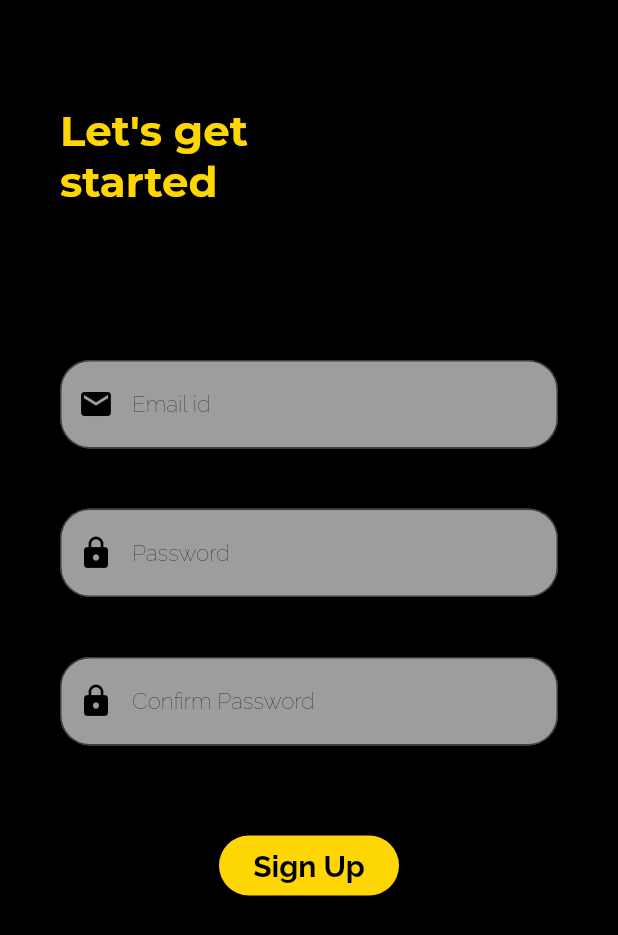
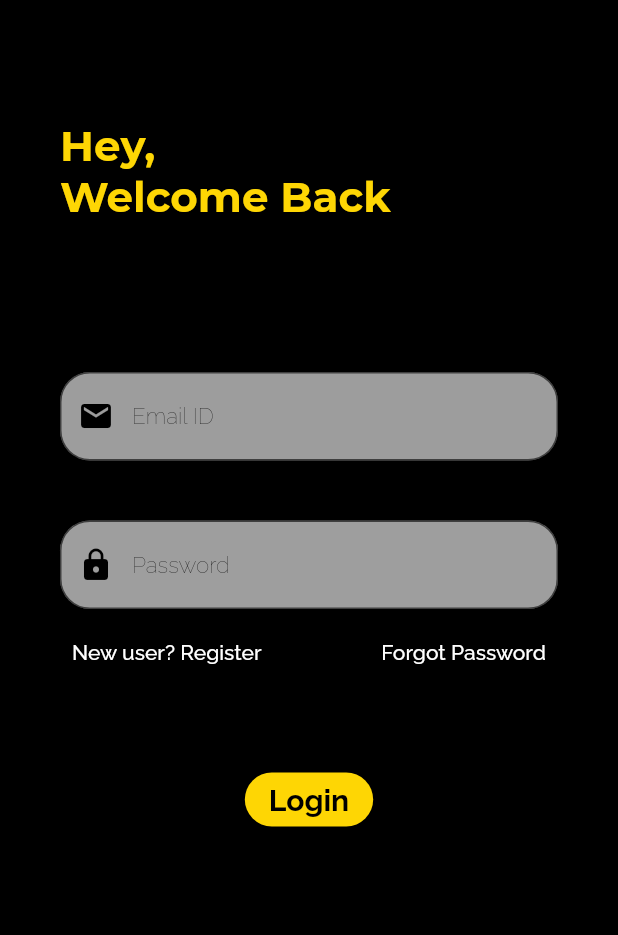
Before and after one commit to farhaannnn/autofocus, a Flutter app: the screen it shows after launch, on a phone screen of 412 x 824 dp. Shown: the top 935 px of the screen. Run offline on Flutter 3.47's test engine with Material 2 defaults, Android fonts, the phone set to English and light mode, and no system bars; our stand-ins replace flutter_signin_button, get, google_fonts, page_transition.

Commit message:
company_login

```diff
--- /dev/null
+++ b/lib/company_interface/login.dart
@@ -0,0 +1,141 @@
+import 'package:auto_focus/user_interface/createacc.dart';
+import 'package:flutter/material.dart';
+import 'package:flutter_signin_button/button_list.dart';
+import 'package:flutter_signin_button/button_view.dart';
+import 'package:google_fonts/google_fonts.dart';
+import 'package:page_transition/page_transition.dart';
+
+//import 'package:google_fonts/google_fonts.dart';
+//Testing Commits//
+
+class Loginscreen1 extends StatelessWidget {
+  const Loginscreen1({super.key});
+  static const grey = 0xFF9D9D9D;
+  static const yellow = 0xFFFED604;
+
+  @override
+  Widget build(BuildContext context) {
+    return Scaffold(
+      backgroundColor: Colors.black,
+      body: SafeArea(
+        child: SingleChildScrollView(
+          child: Padding(
+            padding: const EdgeInsets.all(40),
+            child: Column(children: [
+              const SizedBox(
+                height: 40,
+              ),
+              Container(
+                alignment: FractionalOffset.topLeft,
+                child: Text(
+                  "Hey,\nWelcome Back",
+                  style: GoogleFonts.montserrat(
+                    fontSize: 28,
+                    fontWeight: FontWeight.bold,
+                    color: const Color(yellow),
+                  ),
+                ),
+              ),
+              const SizedBox(
+                height: 100,
+              ),
+
+              //EMAIL TEXTFIELD
+              Center(
+                  child: SizedBox(
+                width: 380,
+                child: TextFormField(
+                    decoration: InputDecoration(
+                        prefixIcon: const Icon(Icons.mail),
+                        prefixIconColor: Colors.black,
+                        border: const OutlineInputBorder(
+                          borderRadius: BorderRadius.all(Radius.circular(20)),
+                        ),
+                        filled: true,
+                        fillColor: const Color(grey),
+                        hintText: "Email ID",
+                        hintStyle: GoogleFonts.raleway(
+                            color: Colors.black,
+                            fontSize: 15,
+                            fontWeight: FontWeight.w100))),
+              )),
+              const SizedBox(
+                height: 40,
+              ),
+
+              // PASSWORD TEXTFIELD
+
+              Center(
+                  child: SizedBox(
+                width: 380,
+                child: TextFormField(
+                    decoration: InputDecoration(
+                        prefixIcon: const Icon(Icons.lock),
+                        prefixIconColor: Colors.black,
+                        border: const OutlineInputBorder(
+                          borderRadius: BorderRadius.all(Radius.circular(20)),
+                        ),
+                        filled: true,
+                        fillColor: Colors.grey,
+                        hintText: "Password",
+                        hintStyle: GoogleFonts.raleway(
+                            color: Colors.black,
+                            fontSize: 15,
+                            fontWeight: FontWeight.w100))),
+              )),
+              const SizedBox(height: 5),
+
+              //FORGOT PASSWORD
+              SizedBox(
+                //alignment: FractionalOffset.centerRight,
+                child: Row(
+                  mainAxisAlignment: MainAxisAlignment.spaceBetween,
+                  children: [
+                    TextButton(
+                        onPressed: () {},
+                        child: Text(
+                          'New user? Register',
+                          style: GoogleFonts.raleway(color: Colors.white),
+                        )),
+                    TextButton(
+                        onPressed: () {
+                          //print("Pressed");
+                        },
+                        child: SingleChildScrollView(
+                          child: Text(
+                            "Forgot Password",
+                            style: GoogleFonts.raleway(color: Colors.white),
+                          ),
+                        )),
+                  ],
+                ),
+              ),
+              const SizedBox(
+                height: 50,
+              ),
+
+              //LOGIN BUTTON
+              ElevatedButton(
+                onPressed: () {},
+                style: ElevatedButton.styleFrom(
+                    backgroundColor: const Color(yellow),
+                    shape: RoundedRectangleBorder(
+                        borderRadius: BorderRadius.circular(20))),
+                child: Text(
+                  "Login",
+                  style: GoogleFonts.raleway(
+                      color: Colors.black,
+                      fontWeight: FontWeight.bold,
+                      fontSize: 20),
+                ),
+              ),
+              const SizedBox(
+                height: 20,
+              ),
+            ]),
+          ),
+        ),
+      ),
+    );
+  }
+}
--- a/lib/main.dart
+++ b/lib/main.dart
@@ -2,10 +2,12 @@ import 'package:auto_focus/company_interface/details.dart';
 import 'package:auto_focus/company_interface/signup.dart';
 import 'package:auto_focus/company_interface/start.dart';
 import 'package:auto_focus/user_interface/intro.dart';
+import 'package:auto_focus/user_interface/login.dart';
 import 'package:auto_focus/user_interface/splash.dart';
 import 'package:flutter/material.dart';
 import 'package:flutter/widgets.dart';
 import 'package:flutter_signin_button/flutter_signin_button.dart';
+import 'company_interface/login.dart';
 import 'user_interface/createacc.dart';
 
 void main()
@@ -20,7 +22,7 @@ class MyApp extends StatelessWidget {
   Widget build(BuildContext context) {
     return  MaterialApp(
       theme: ThemeData(primarySwatch: Colors.grey),
-      home:   Signupscreen(),
+      home:   Loginscreen1(),
     );
   }
 }
```
